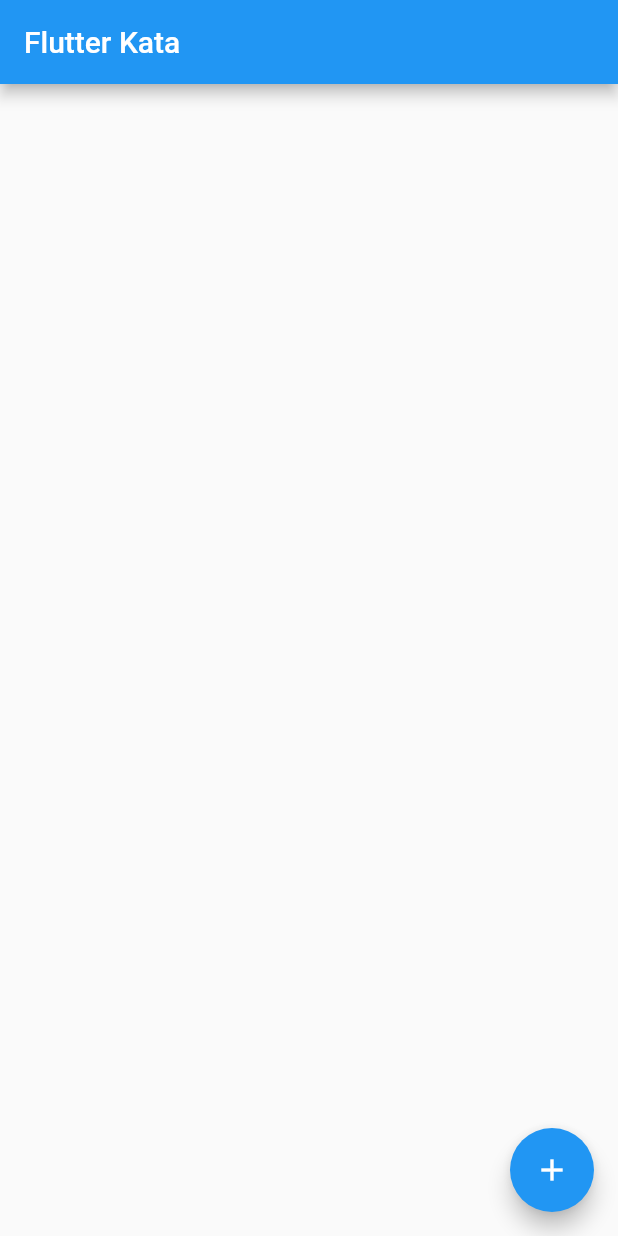
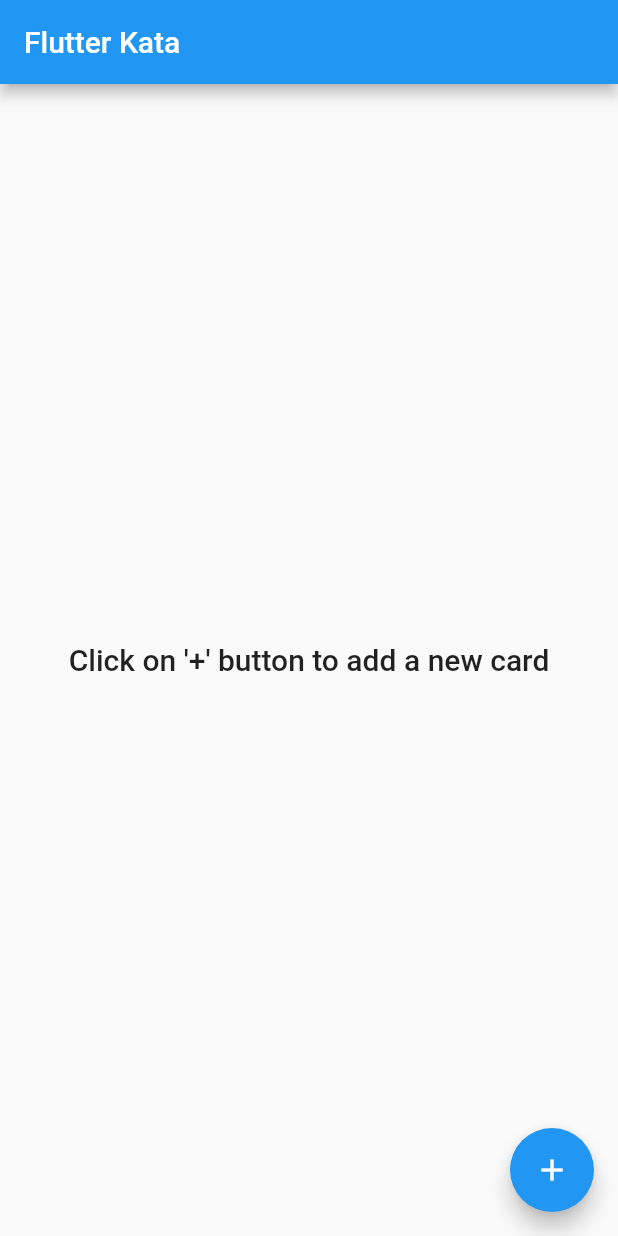
Before and after one commit to carlosdmp/fluter_kata_workshop, a Flutter app: the screen it shows after launch, on a phone screen of 412 x 824 dp. Run offline on Flutter 3.47's test engine with Material 2 defaults, Android fonts, the phone set to English and light mode, and no system bars.

Commit message:
Add empty state

```diff
--- a/lib/main.dart
+++ b/lib/main.dart
@@ -54,14 +54,33 @@ class _MyHomePageState extends State<MyHomePage> {
       appBar: new AppBar(
         title: new Text(widget.title),
       ),
-      body: new ListView.builder(
+      body: buldBody(),
+      floatingActionButton: new FloatingActionButton(
+        onPressed: _showNewNoteDialog,
+        tooltip: 'Add',
+        child: new Icon(Icons.add),
+      ),
+    );
+  }
+
+  Widget buldBody() {
+    if (_models.length == 0) {
+      return new Center(
+      child: new Text("Click on '+' button to add a new card", style: Theme.of(context).textTheme.title),
+
+      );
+    }
+    return new ListView.builder(
       itemCount: _models.length,
       itemBuilder: (BuildContext context, int index) {
         return GestureDetector(
           onTap: () {
             Navigator.push(
               context,
-                new MaterialPageRoute(builder: (context) => new DetailScreen(model: _models[index],)),
+              new MaterialPageRoute(
+                  builder: (context) => new DetailScreen(
+                        model: _models[index],
+                      )),
             );
           },
           child: Dismissible(
@@ -76,19 +95,11 @@ class _MyHomePageState extends State<MyHomePage> {
                     "index: " + _models[index].id.toString(),
                   ),
                   leading: new CircleAvatar(
-                      child: new Text(_models[index].id.toString())),
-                  contentPadding: EdgeInsets.all(12.0),
-                ),
+                      child: new Text(_models[index].id.toString()))),
             ),
           ),
         );
       },
-      ),
-      floatingActionButton: new FloatingActionButton(
-        onPressed: _showNewNoteDialog,
-        tooltip: 'Add',
-        child: new Icon(Icons.add),
-      ),
     );
   }
 }
```
Lines whose indentation alone changed are shown as unchanged.
